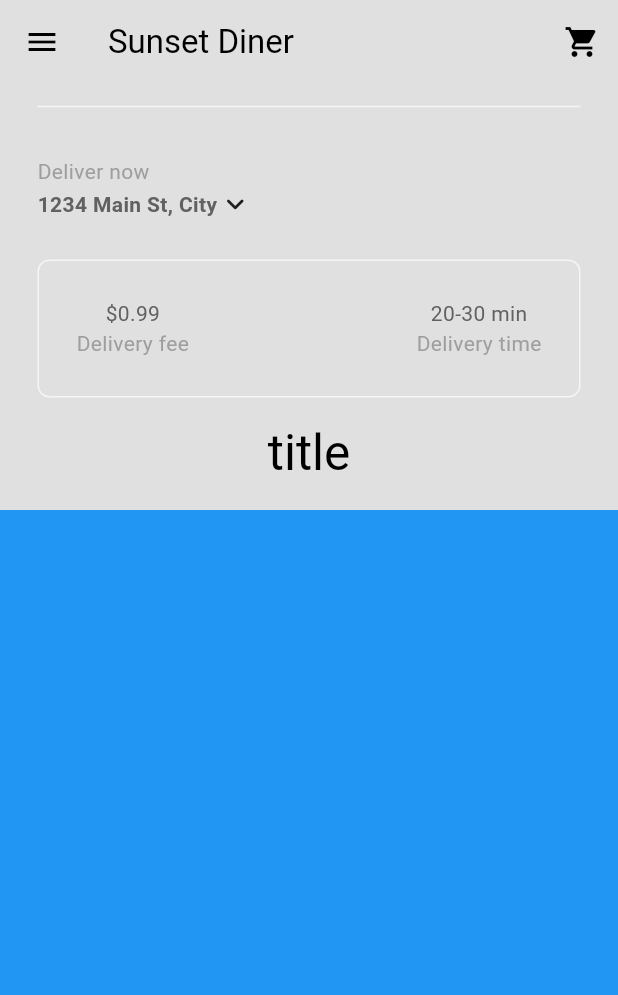
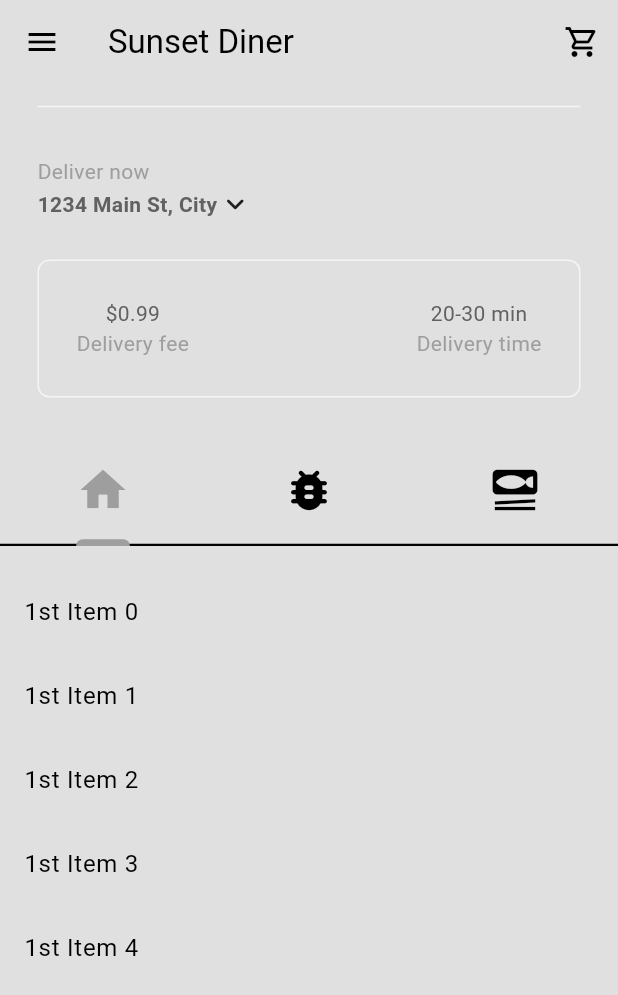
Before and after one commit to MohamedAlbahaey/food_delivery_app, a Flutter app: the screen it shows after launch, after a tap on "Sign In", on a phone screen of 412 x 824 dp. Shown: the top 995 px of the screen. Run offline on Flutter 3.47's test engine with Material 3 defaults, Android fonts, the phone set to English and light mode, and no system bars; missing offline and left inert: dart:ffi.

Commit message:
feat: added the tap bar for different menu items

```diff
--- a/lib/components/my_current_location.dart
+++ b/lib/components/my_current_location.dart
@@ -1,7 +1,7 @@
 import 'package:flutter/material.dart';
 
 class MyCurrentLocation extends StatefulWidget {
-  MyCurrentLocation({super.key});
+  const MyCurrentLocation({super.key});
 
   @override
   State<MyCurrentLocation> createState() => _MyCurrentLocationState();
--- a/lib/components/my_description_box.dart
+++ b/lib/components/my_description_box.dart
@@ -16,6 +16,7 @@ class MyDescriptionBox extends StatelessWidget {
     return Padding(
       padding: const EdgeInsets.all(25.0),
       child: Container(
+        // margin: const EdgeInsets.only(bottom: 20),
         decoration: BoxDecoration(
           border: Border.all(
             color: Theme.of(context).colorScheme.secondary,
--- a/lib/components/my_sliver_app_bar.dart
+++ b/lib/components/my_sliver_app_bar.dart
@@ -15,14 +15,14 @@ class MySliverAppBar extends StatelessWidget {
     return SliverAppBar(
       title: Text("Sunset Diner"),
       backgroundColor: Theme.of(context).colorScheme.surface,
-      expandedHeight: 340,
-      collapsedHeight: 100,
+      expandedHeight: 380,
+      collapsedHeight: 120,
       floating: false,
       pinned: true,
 
       actions: [
         IconButton(
-          icon: Icon(Icons.shopping_cart),
+          icon: Icon(Icons.shopping_cart_outlined),
           onPressed: () {},
         ),
       ],
--- /dev/null
+++ b/lib/components/my_tab_bar.dart
@@ -0,0 +1,28 @@
+import 'package:flutter/material.dart';
+
+class MyTabBar extends StatelessWidget {
+  final TabController tabController;
+
+  const MyTabBar({
+    super.key,
+    required this.tabController
+  });
+
+  @override
+  Widget build(BuildContext context) {
+    return TabBar(
+      controller: tabController,
+      tabs:[
+        Tab(
+          icon: Icon(Icons.home),
+        ),
+        Tab(
+          icon: Icon(Icons.bug_report_rounded),
+        ),
+        Tab(
+          icon: Icon(Icons.set_meal),
+        ),
+      ]
+    );
+  }
+}
--- a/lib/pages/home_page.dart
+++ b/lib/pages/home_page.dart
@@ -1,8 +1,11 @@
+import 'dart:ffi';
+
 import 'package:flutter/material.dart';
 import 'package:food_delivery_app/components/my_current_location.dart';
 import 'package:food_delivery_app/components/my_description_box.dart';
 import 'package:food_delivery_app/components/my_drawer.dart';
 import 'package:food_delivery_app/components/my_sliver_app_bar.dart';
+import 'package:food_delivery_app/components/my_tab_bar.dart';
 
 class HomePage extends StatefulWidget {
   const HomePage({super.key});
@@ -11,14 +14,29 @@ class HomePage extends StatefulWidget {
   State<HomePage> createState() => _HomePageState();
 }
 
-class _HomePageState extends State<HomePage> {
+class _HomePageState extends State<HomePage> with SingleTickerProviderStateMixin {
+  //tab controller
+  late TabController _tabController;
+
+  @override
+  void initState() {
+    super.initState();
+    _tabController = TabController(length: 3,vsync: this);
+  }
+
+  @override
+  void dispose() {
+    _tabController.dispose();
+    super.dispose();
+  }
+
   @override
   Widget build(BuildContext context) {
     return Scaffold(
       body: NestedScrollView(
         headerSliverBuilder: (context, innerBoxIsScrolled) => [
           MySliverAppBar(
-            title: Text("title"),
+            title: MyTabBar(tabController: _tabController),
             child: Column(
               mainAxisAlignment: MainAxisAlignment.end,
               children: [
@@ -34,14 +52,39 @@ class _HomePageState extends State<HomePage> {
                 //description box
                 MyDescriptionBox(),
 
-              ],
-            )
+                SizedBox(height: 40,),
+              ]
+            ),
+          ),
+        ],
+        body: TabBarView(
+          controller: _tabController,
+          children: [
+            //first tab
+            ListView.builder(
+              itemCount: 5,
+              itemBuilder: (context, index) => ListTile(
+                title: Text("1st Item $index"),
+              ),
+            ),
 
-          )
-        ],
-        body: Container(
-          color: Colors.blue,
-        )
+            //second tab
+            ListView.builder(
+              itemCount: 5,
+              itemBuilder: (context, index) => ListTile(
+                title: Text("2nd Item $index"),
+              ),
+            ),
+
+            //third tab
+            ListView.builder(
+              itemCount: 5,
+              itemBuilder: (context, index) => ListTile(
+                title: Text("3rd Item $index"),
+              ),
+            ),
+          ],
+        ),
       ),
       drawer: MyDrawer(),
     );
```
